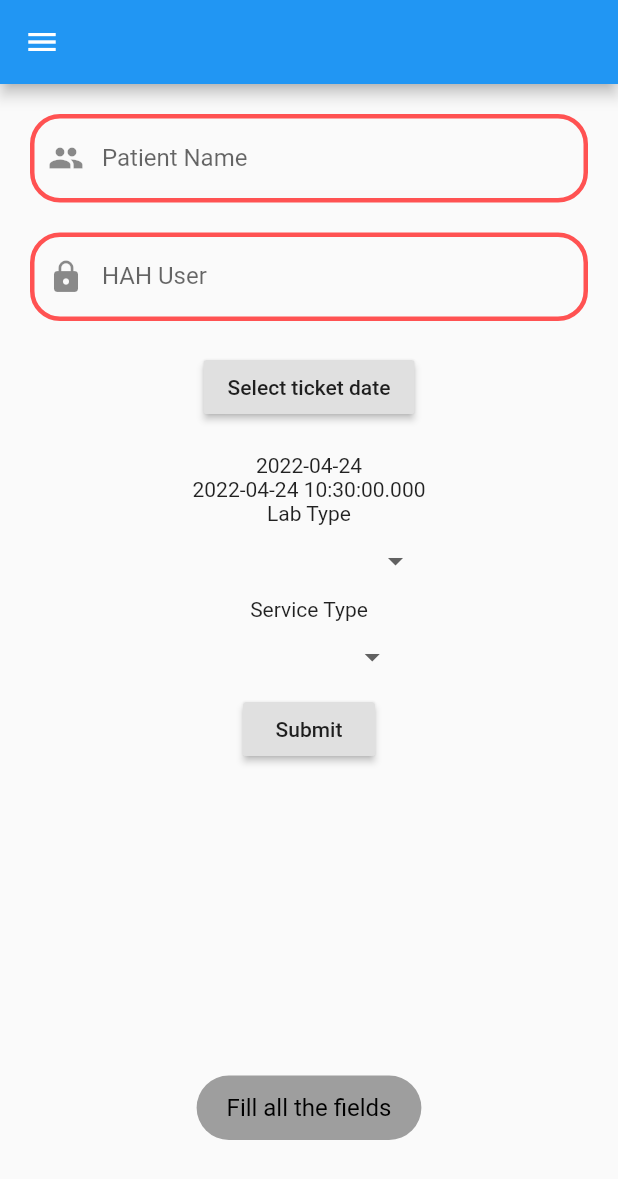
After one commit to ahmedhany-188/Mobile_Flutter_Portal, a Flutter app: the MedicalRequestScreen screen opened by its route, after a tap on "Submit", on a phone screen of 412 x 824 dp. The commit adds this screen. Shown: the top 1179 px of the screen. Run offline on Flutter 3.47's test engine with Material 2 defaults, Android fonts, the phone set to English and light mode, and no system bars; drawn by our look-alikes of dropdown_button2; our stand-ins replace animated_splash_screen, badges, bloc, cached_network_image, conditional_builder_null_safety, connectivity_plus and 16 more; missing offline and left inert: android_path_provider, flutter_downloader, sprung; network calls fail.

Commit message:
medical request version 1

```diff
--- /dev/null
+++ b/lib/bloc/medical_request_screen_bloc/medical_request_state.dart
@@ -0,0 +1,22 @@
+part of 'medical_request_cubit.dart';
+
+@immutable
+abstract class MedicalRequestState {}
+
+class MedicalRequestInitial extends MedicalRequestState {}
+
+class BlocGetTheMedicalRequestLoadingState extends MedicalRequestState{}
+
+class BlocgetTheMedicalRequestSuccesState extends MedicalRequestState{
+
+  String getMedicalRequestMessage;
+  BlocgetTheMedicalRequestSuccesState(this.getMedicalRequestMessage);
+
+}
+
+class BlocgetTheMedicalRequestErrorState extends MedicalRequestState{
+
+  String errorMedicalRequestMessage;
+  BlocgetTheMedicalRequestErrorState(this.errorMedicalRequestMessage);
+
+}
--- a/lib/bloc/myattendance_screen_bloc/attendance_state.dart
+++ b/lib/bloc/myattendance_screen_bloc/attendance_state.dart
@@ -3,20 +3,16 @@ part of 'attendance_cubit.dart';
 @immutable
 abstract class AttendanceState {}
 
-
 class AttendanceInitial extends AttendanceState {}
 
 class BlocGetTheAttendanceLoadingState extends AttendanceState{}
+
 class BlocGetTheAttendanceSuccesState extends AttendanceState{
-
    String getContactList;
    BlocGetTheAttendanceSuccesState(this.getContactList);
-
 }
 
 class BlocGetTheAttendanceErrorState extends AttendanceState{
-
   final String error;
-
   BlocGetTheAttendanceErrorState(this.error);
 }
--- a/lib/config/app_router.dart
+++ b/lib/config/app_router.dart
@@ -4,6 +4,7 @@ import 'package:hassanallamportalflutter/screens/get_direction_screen/get_direct
 import 'package:hassanallamportalflutter/screens/home_screen/home_screen.dart';
 import 'package:hassanallamportalflutter/screens/home_screen/taps_screen.dart';
 import 'package:hassanallamportalflutter/screens/login_screen/auth_screen.dart';
+import 'package:hassanallamportalflutter/screens/medicalrequest_screen/medical_request_screen.dart';
 import 'package:hassanallamportalflutter/screens/myattendance_screen/attendance_screen.dart';
 import 'package:hassanallamportalflutter/screens/setting_screen/setting_screen.dart';
 import 'package:hassanallamportalflutter/screens/splash_screen/splash_screen.dart';
@@ -60,12 +61,17 @@ class AppRouter {
           builder: (_) => GetDirectionScreen(),
         );
 
-      case attendance_screen.routeName:
+      case Attendance_Screen.routeName:
         return MaterialPageRoute(
-            builder: (_) => attendance_screen(),
+            builder: (_) => Attendance_Screen(),
         );
+
+      case MedicalRequestScreen.routeName:
+        return MaterialPageRoute(
+          builder: (_) => MedicalRequestScreen(),
+        );
+
       case PayslipScreen.routeName:
-
         return MaterialPageRoute(
           builder: (_) => PayslipScreen(),
         );
--- /dev/null
+++ b/lib/data/data_providers/medical_request_data_provider/medical_request_data_provider.dart
@@ -0,0 +1,40 @@
+import 'dart:convert';
+import 'package:http/http.dart' as http;
+
+class MedicalRequestDataProvider{
+
+      // example of servicedate "2022-04-21T12:39:19.532Z"
+      // example of indate "2022-04-21T12:39:19.532Z"
+     String HR_code,HAHuser_MedicalRequest,Patientname_MedicalRequest,selectedValueLab,selectedValueService,selectedDate;
+
+
+     MedicalRequestDataProvider(
+      this.HR_code,
+      this.HAHuser_MedicalRequest,
+      this.Patientname_MedicalRequest,
+      this.selectedValueLab,
+      this.selectedValueService,
+         this.selectedDate);
+
+  Future<http.Response> getMedicalRequestMessage() async {
+
+
+      return http.post(
+        Uri.parse(
+            "https://api.hassanallam.com/api/SelfService/AddMedicalRequest"
+        ),
+        headers: <String, String>{
+          'Content-Type': 'application/json; charset=UTF-8',
+        },
+        body: jsonEncode(<String, String>{
+            "ID": "1",
+            "HrCode": HR_code,
+            "ServiceDate": selectedDate,
+            "Beneficiaryname": Patientname_MedicalRequest,
+            "Servicetype": selectedValueLab,
+            "LabType": selectedValueService,
+            "InDate": selectedDate
+        }),
+      );
+    }
+}
--- a/lib/data/repositories/weather_repository.dart
+++ b/lib/data/repositories/weather_repository.dart
@@ -4,6 +4,7 @@ import 'package:hassanallamportalflutter/data/models/weather.dart';
 import 'package:http/http.dart' as http;
 
 class WeatherRepository {
+
   final WeatherDataProvider weatherDataProvider = WeatherDataProvider();
 
   Future<WeatherData> getWeather() async {
@@ -13,4 +14,5 @@ class WeatherRepository {
     final WeatherData weather = WeatherData.fromJson(json);
     return weather;
   }
+
 }
--- a/lib/main.dart
+++ b/lib/main.dart
@@ -3,6 +3,7 @@ import 'package:flutter/foundation.dart';
 import 'package:flutter/material.dart';
 import 'package:flutter_bloc/flutter_bloc.dart';
 import 'package:hassanallamportalflutter/bloc/get_direction_screen_bloc/get_direction_cubit.dart';
+import 'package:hassanallamportalflutter/bloc/medical_request_screen_bloc/medical_request_cubit.dart';
 import 'package:hassanallamportalflutter/bloc/weather_bloc/weather_bloc.dart';
 import 'package:hassanallamportalflutter/data/data_providers/attendance_data_provider/attendance_data_provider.dart';
 import 'package:hassanallamportalflutter/data/data_providers/get_direction_provider/get_direction_provider.dart';
@@ -85,6 +86,10 @@ class MyApp extends StatelessWidget {
           create: (attendanceCubitContext) =>
               AttendanceCubit()..getAttendanceList(),
         ),
+        BlocProvider<MedicalRequestCubit>(
+          create: (medicalRequestCubitContext) => MedicalRequestCubit()
+          // MedicalRequestCubit()..getSuccessMessage(),
+        ),
 
         BlocProvider<GetDirectionCubit>(
           create: (getDirectionCubitContext) =>
--- /dev/null
+++ b/lib/screens/medicalrequest_screen/medical_request_screen.dart
@@ -0,0 +1,254 @@
+import 'dart:convert';
+
+import 'package:dropdown_button2/dropdown_button2.dart';
+import 'package:flutter_bloc/flutter_bloc.dart';
+import 'package:flutter/cupertino.dart';
+import 'package:flutter/material.dart';
+import 'package:fluttertoast/fluttertoast.dart';
+import 'package:hassanallamportalflutter/bloc/medical_request_screen_bloc/medical_request_cubit.dart';
+import 'package:hassanallamportalflutter/widgets/drawer/main_drawer.dart';
+import 'package:url_launcher/url_launcher.dart';
+
+// ignore: camel_case_types
+class MedicalRequestScreen extends StatefulWidget{
+
+  static const routeName = "/medical-request-screen";
+
+  const MedicalRequestScreen({Key? key}) : super(key: key);
+  @override
+  State<MedicalRequestScreen> createState() => _medical_request_state();
+}
+
+class _medical_request_state extends State<MedicalRequestScreen> {
+
+  TextEditingController Patientname_MedicalRequest = TextEditingController();
+  TextEditingController HAHuser_MedicalRequest = TextEditingController();
+
+  String HR_code="10204738";
+
+  String selectedValueLab = "" ;
+  String selectedValueService = "" ;
+
+  List<String> LabsType = [
+    "Al mokhtabar",
+    "Al borg",
+  ];
+
+  List<String> ServiceTypeElborg = [
+    "Analysis",
+    "X-Ray",
+  ];
+
+  List<String> ServiceTypeElmokhtabr = [
+    "Analysis",
+  ];
+
+  DateTime selectedDate = DateTime.now();
+
+  // set the new date
+  Future<void> _selectDate(BuildContext context) async {
+    final DateTime? picked = await showDatePicker(
+        context: context,
+        initialDate: selectedDate,
+        firstDate: DateTime.now(),
+        lastDate: DateTime(2101));
+    if (picked != null && picked != selectedDate) {
+      setState(() {
+        selectedDate = picked;
+      });
+    }
+  }
+
+  Future<void> _sendSubmit(BuildContext context) async{
+
+    if(selectedValueService=="" || selectedValueLab=="" || Patientname_MedicalRequest.text=="" || HAHuser_MedicalRequest.text==""){
+
+
+      Fluttertoast.showToast(
+          msg: "Fill all the fields",
+          toastLength: Toast.LENGTH_SHORT,
+          gravity: ToastGravity.BOTTOM,
+          timeInSecForIosWeb: 1,
+          backgroundColor: Colors.grey,
+          textColor: Colors.black,
+          fontSize: 16.0
+      );
+
+    }else{
+
+      BlocProvider.of<MedicalRequestCubit>(context)
+        .getSuccessMessage(HR_code,HAHuser_MedicalRequest.text,Patientname_MedicalRequest.text,selectedValueLab,selectedValueService,"${selectedDate.toLocal()}".split(' ')[0]+"T12:39:19.532Z");
+
+    }
+
+
+
+
+  }
+
+  @override
+  Widget build(BuildContext context) {
+    var deviceSize = MediaQuery
+        .of(context)
+        .size;
+
+    return Scaffold(
+      appBar: AppBar(),
+      resizeToAvoidBottomInset: false,
+
+      drawer: MainDrawer(),
+
+      body: BlocConsumer<MedicalRequestCubit, MedicalRequestState>(
+          listener: (context, state) {
+            if (state is BlocgetTheMedicalRequestSuccesState) {
+
+              launch(jsonDecode(state.getMedicalRequestMessage)['link']);
+
+            }
+          },
+
+          builder: (context, state) {
+            return Container(
+              padding: EdgeInsets.all(20),
+              child: Column(
+                children: [
+                  TextField(
+                      controller: Patientname_MedicalRequest,
+                      decoration: InputDecoration(
+                        labelText: "Patient Name",
+                        prefixIcon: Icon(Icons.people),
+                        border: myinputborder(),
+                        enabledBorder: myinputborder(),
+                        focusedBorder: myfocusborder(),
+                      )
+                  ),
+
+
+                  Container(height: 20),
+
+                  TextField(
+                      controller: HAHuser_MedicalRequest,
+                      decoration: InputDecoration(
+                        prefixIcon: Icon(Icons.lock),
+                        labelText: "HAH User",
+                        enabledBorder: myinputborder(),
+                        focusedBorder: myfocusborder(),
+                      )
+                  ),
+
+                  Container(height: 20),
+
+                  RaisedButton(
+                    onPressed: () => _selectDate(context),
+                    child: Text('Select ticket date'),
+                  ),
+
+                  Container(height: 20),
+
+                  Text("${selectedDate.toLocal()}".split(' ')[0]),
+
+                  Text("${selectedDate.toLocal()}"),
+
+                  Text("Lab Type"),
+
+                  DropdownButtonHideUnderline(
+                    child: DropdownButton2(
+                      hint: Text(
+                        selectedValueLab,
+                        style: TextStyle(
+                          fontSize: 14,
+                          color: Theme
+                              .of(context)
+                              .hintColor,
+                        ),
+                      ),
+                      items: LabsType
+                          .map((item) =>
+                          DropdownMenuItem<String>(
+                            value: item,
+                            child: Text(
+                              item,
+                              style: const TextStyle(
+                                fontSize: 14,
+                              ),
+                            ),
+                          ))
+                          .toList(),
+                      onChanged: (value) {
+                        setState(() {
+                          selectedValueLab = value.toString();
+                        });
+                      },
+                      // value: selectedValueLab,
+                    ),
+                  ),
+
+                  Text("Service Type"),
+                  DropdownButtonHideUnderline(
+                    child: DropdownButton2(
+                      hint: Text(
+                        selectedValueService,
+                        style: TextStyle(
+                          fontSize: 14,
+                          color: Theme
+                              .of(context)
+                              .hintColor,
+                        ),
+                      ),
+                      items: ServiceTypeElborg
+                          .map((item) =>
+                          DropdownMenuItem<String>(
+                            value: item,
+                            child: Text(
+                              item,
+                              style: const TextStyle(
+                                fontSize: 14,
+                              ),
+                            ),
+                          ))
+                          .toList(),
+
+                      onChanged: (value) {
+                        setState(() {
+                          selectedValueService = value.toString();
+                        });
+                      },
+                      // value: selectedValueLab,
+                    ),
+                  ),
+
+                  RaisedButton(
+                    onPressed: () => _sendSubmit(context),
+                    child: Text('Submit'),
+                  ),
+                ],
+              ),
+            );
+          },
+        ),
+
+    );
+  }
+
+  OutlineInputBorder myinputborder() {
+    // return type is OutlineInputBorder
+    return const OutlineInputBorder( // Outline border type for TextFeild
+        borderRadius: BorderRadius.all(Radius.circular(20)),
+        borderSide: BorderSide(
+          color: Colors.redAccent,
+          width: 3,
+        )
+    );
+  }
+
+  OutlineInputBorder myfocusborder() {
+    return const OutlineInputBorder(
+        borderRadius: BorderRadius.all(Radius.circular(20)),
+        borderSide: BorderSide(
+          color: Colors.greenAccent,
+          width: 3,
+        )
+    );
+  }
+
+}
--- a/lib/screens/payslip_screen/payslip_screen.dart
+++ b/lib/screens/payslip_screen/payslip_screen.dart
@@ -71,8 +71,6 @@ class _PayslipScreenState extends State<PayslipScreen> {
     IsolateNameServer.lookupPortByName('downloader_send_port')!;
     send.send([id, status, progress]);
   }
-
-
 
 
   @override
```
Also changed, not shown: lib/bloc/medical_request_screen_bloc/medical_request_cubit.dart (added, +35 -0 lines), lib/bloc/myattendance_screen_bloc/attendance_cubit.dart (+2 -7 lines), lib/screens/myattendance_screen/attendance_screen.dart (+13 -9 lines), lib/widgets/drawer/main_drawer.dart (+11 -13 lines), pubspec.yaml (+8 -0 lines), pubspec.lock.
